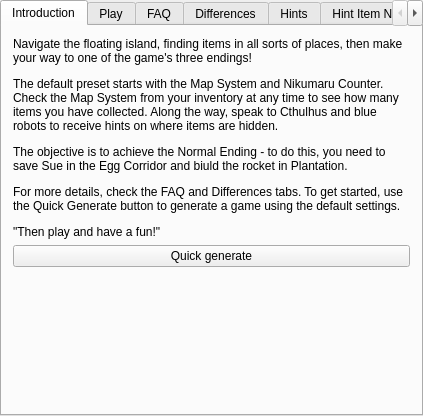
Qt form randovania/gui/ui_files/games_tab_cavestory_widget.ui (randovania/randovania) before a commit.
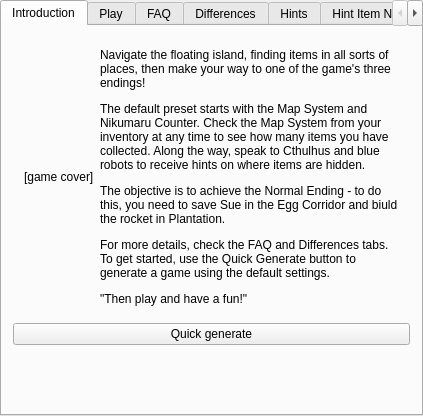
The same form after that commit. Custom widgets are drawn as their Qt base class.

Commit message: display cover art in intro tab

What changed in the file:
```diff
--- a/randovania/gui/ui_files/games_tab_cavestory_widget.ui
+++ b/randovania/gui/ui_files/games_tab_cavestory_widget.ui
@@ -19,13 +19,38 @@
    </attribute>
    <layout class="QVBoxLayout" name="intro_layout">
     <item>
+     <widget class="QWidget" name="horizontalWidget" native="true">
+      <property name="minimumSize">
+       <size>
+        <width>0</width>
+        <height>0</height>
+       </size>
+      </property>
+      <layout class="QHBoxLayout" name="horizontalLayout">
+       <item>
+        <widget class="QLabel" name="game_cover_label">
+         <property name="text">
+          <string>[game cover]</string>
+         </property>
+        </widget>
+       </item>
+       <item>
      <widget class="QLabel" name="intro_label">
+         <property name="sizePolicy">
+          <sizepolicy hsizetype="Preferred" vsizetype="Preferred">
+           <horstretch>0</horstretch>
+           <verstretch>0</verstretch>
+          </sizepolicy>
+         </property>
       <property name="text">
        <string>&lt;html&gt;&lt;head/&gt;&lt;body&gt;&lt;p&gt;Navigate the floating island, finding items in all sorts of places, then make your way to one of the game's three endings! &lt;/p&gt;&lt;p&gt;The default preset starts with the Map System and Nikumaru Counter. Check the Map System from your inventory at any time to see how many items you have collected. Along the way, speak to Cthulhus and blue robots to receive hints on where items are hidden. &lt;/p&gt;&lt;p&gt;The objective is to achieve the Normal Ending - to do this, you need to save Sue in the Egg Corridor and biuld the rocket in Plantation. &lt;/p&gt;&lt;p&gt;For more details, check the FAQ and Differences tabs. To get started, use the Quick Generate button to generate a game using the default settings.&lt;/p&gt;&lt;p&gt;&amp;quot;Then play and have a fun!&amp;quot;&lt;/p&gt;&lt;/body&gt;&lt;/html&gt;</string>
       </property>
       <property name="wordWrap">
        <bool>true</bool>
       </property>
+        </widget>
+       </item>
+      </layout>
      </widget>
     </item>
     <item>
```
Lines whose indentation alone changed are shown as unchanged. The commit also changes 7 other files.
